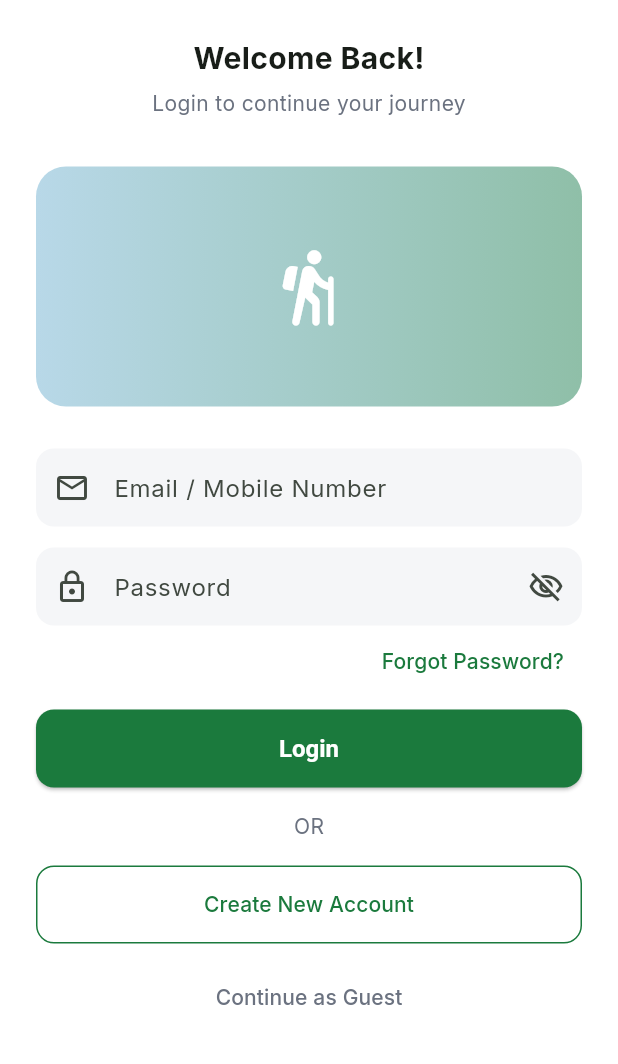
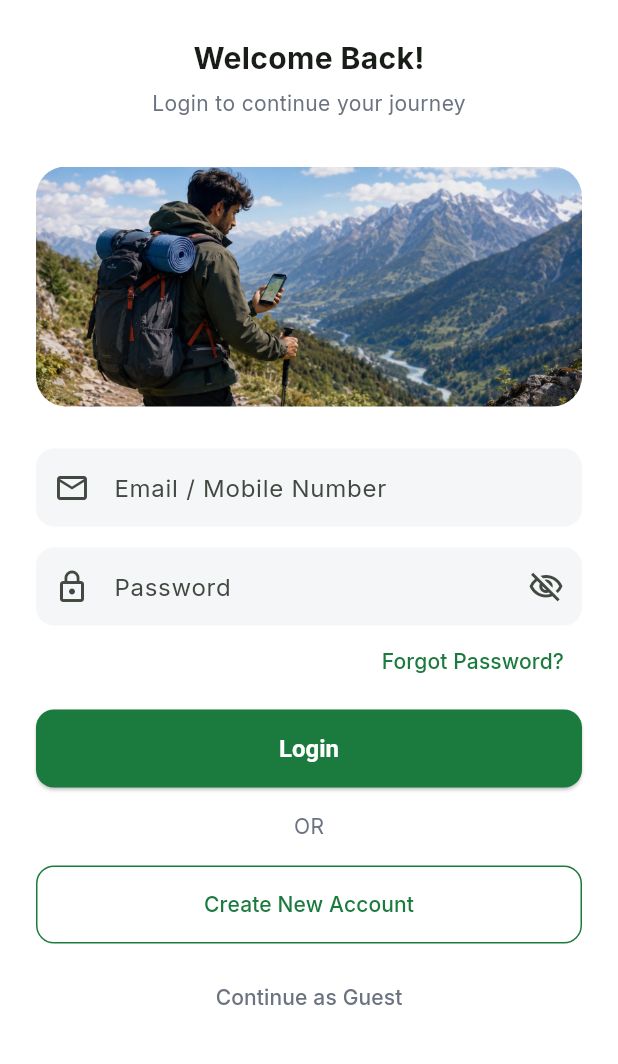
Before and after one commit to vanshikathakur-ctrl/Trekcure, a Flutter app: the screen it shows after launch, on a phone screen of 412 x 824 dp, the part 99-1163 px from its top. Run offline on Flutter 3.47's test engine with Material 3 defaults, Android fonts, the phone set to English and light mode, and no system bars; our stand-ins replace firebase_core, firebase_messaging, flutter_local_notifications, flutter_map, geocoding, geolocator and 4 more; missing offline and left inert: flutter_map_heatmap; accounts and stored records are empty.

Commit message:
update changes

```diff
--- a/lib/screens/login_screen.dart
+++ b/lib/screens/login_screen.dart
@@ -1,5 +1,6 @@
 import 'package:flutter/material.dart';
 import 'package:supabase_flutter/supabase_flutter.dart';
+
 import '../services/fcm_service.dart';
 import '../theme/app_theme.dart';
 import 'home_dashboard_screen.dart';
@@ -14,6 +15,7 @@ class LoginScreen extends StatefulWidget {
 
 class _LoginScreenState extends State<LoginScreen> {
   final TextEditingController _idController = TextEditingController();
+
   final TextEditingController _passwordController = TextEditingController();
 
   bool _obscurePassword = true;
@@ -61,8 +63,13 @@ class _LoginScreenState extends State<LoginScreen> {
       }
 
       debugPrint('LOGIN SUCCESS: ${response.user!.id}');
-      debugPrint('About to call FCM ');
-      //Initialize FCM
+
+      debugPrint('About to call FCM');
+
+      // ========================================================
+      // FCM - UNCHANGED
+      // ========================================================
+
       await initializeFcm();
 
       debugPrint('FCM call finished');
@@ -129,6 +136,9 @@ class _LoginScreenState extends State<LoginScreen> {
             children: [
               const SizedBox(height: 20),
 
+              // ==================================================
+              // TREKCURE LOGO
+              // ==================================================
               RichText(
                 text: const TextSpan(
                   style: TextStyle(
@@ -148,6 +158,9 @@ class _LoginScreenState extends State<LoginScreen> {
 
               const SizedBox(height: 24),
 
+              // ==================================================
+              // WELCOME
+              // ==================================================
               const Text(
                 'Welcome Back!',
                 style: TextStyle(fontSize: 20, fontWeight: FontWeight.bold),
@@ -162,24 +175,53 @@ class _LoginScreenState extends State<LoginScreen> {
 
               const SizedBox(height: 32),
 
-              Container(
-                height: 160,
-                width: double.infinity,
-                decoration: BoxDecoration(
-                  gradient: const LinearGradient(
-                    colors: [Color(0xFFB8D8E8), Color(0xFF8FBFA8)],
+              // ==================================================
+              // LOGIN TRAVEL IMAGE
+              // ==================================================
+              ClipRRect(
+                borderRadius: BorderRadius.circular(20),
+                child: SizedBox(
+                  width: double.infinity,
+                  height: 160,
+                  child: Image.asset(
+                    'asset/images/login_travel.jpeg',
+                    fit: BoxFit.cover,
+                    alignment: Alignment.center,
+
+                    // Shows an obvious message if Flutter
+                    // cannot load the image.
+                    errorBuilder: (context, error, stackTrace) {
+                      debugPrint('LOGIN IMAGE ERROR: $error');
+
+                      return Container(
+                        color: Colors.grey.shade300,
+                        alignment: Alignment.center,
+                        child: const Column(
+                          mainAxisAlignment: MainAxisAlignment.center,
+                          children: [
+                            Icon(
+                              Icons.image_not_supported_outlined,
+                              size: 40,
+                              color: Colors.grey,
+                            ),
+                            SizedBox(height: 8),
+                            Text(
+                              'Image could not be loaded',
+                              style: TextStyle(color: Colors.grey),
+                            ),
+                          ],
+                        ),
+                      );
+                    },
                   ),
-                  borderRadius: BorderRadius.circular(20),
-                ),
-                child: const Icon(
-                  Icons.hiking_rounded,
-                  color: Colors.white,
-                  size: 56,
                 ),
               ),
 
               const SizedBox(height: 28),
 
+              // ==================================================
+              // EMAIL / MOBILE
+              // ==================================================
               TextField(
                 controller: _idController,
                 keyboardType: TextInputType.emailAddress,
@@ -192,6 +234,9 @@ class _LoginScreenState extends State<LoginScreen> {
 
               const SizedBox(height: 14),
 
+              // ==================================================
+              // PASSWORD
+              // ==================================================
               TextField(
                 controller: _passwordController,
                 obscureText: _obscurePassword,
@@ -213,6 +258,9 @@ class _LoginScreenState extends State<LoginScreen> {
                 ),
               ),
 
+              // ==================================================
+              // FORGOT PASSWORD
+              // ==================================================
               Align(
                 alignment: Alignment.centerRight,
                 child: TextButton(
@@ -228,6 +276,9 @@ class _LoginScreenState extends State<LoginScreen> {
 
               const SizedBox(height: 8),
 
+              // ==================================================
+              // LOGIN BUTTON
+              // ==================================================
               SizedBox(
                 width: double.infinity,
                 height: 52,
@@ -251,10 +302,16 @@ class _LoginScreenState extends State<LoginScreen> {
 
               const SizedBox(height: 16),
 
+              // ==================================================
+              // OR
+              // ==================================================
               const Text('OR', style: TextStyle(color: AppColors.textGrey)),
 
               const SizedBox(height: 16),
 
+              // ==================================================
+              // CREATE ACCOUNT
+              // ==================================================
               OutlinedButton(
                 onPressed: () {
                   Navigator.push(
@@ -277,6 +334,9 @@ class _LoginScreenState extends State<LoginScreen> {
 
               const SizedBox(height: 12),
 
+              // ==================================================
+              // CONTINUE AS GUEST
+              // ==================================================
               TextButton(
                 onPressed: _goHome,
                 child: const Text(
--- a/pubspec.yaml
+++ b/pubspec.yaml
@@ -70,11 +70,14 @@ dev_dependencies:
 
 # The following section is specific to Flutter packages.
 flutter:
-
   # The following line ensures that the Material Icons font is
   # included with your application, so that you can use the icons in
   # the material Icons class.
   uses-material-design: true
+   # Application images
+  assets:
+  - asset/images/login_travel.jpeg
+
 
   # To add assets to your application, add an assets section, like this:
   # assets:
```
Also changed, not shown: asset/images/login_travel.jpeg (added).
